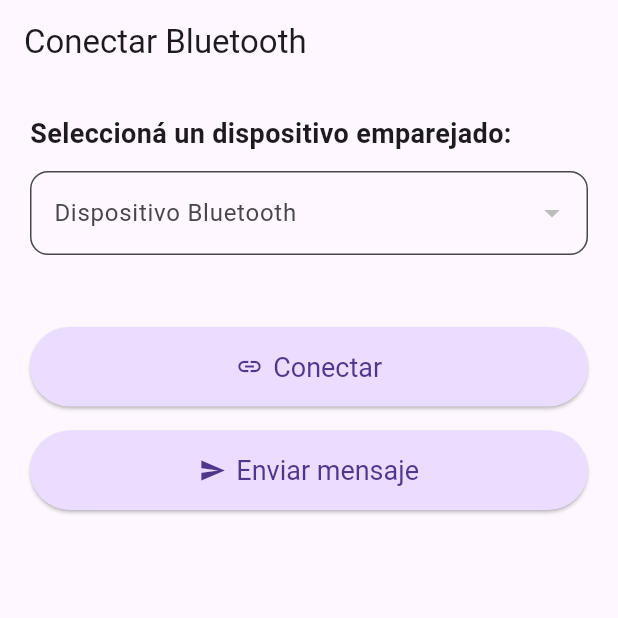
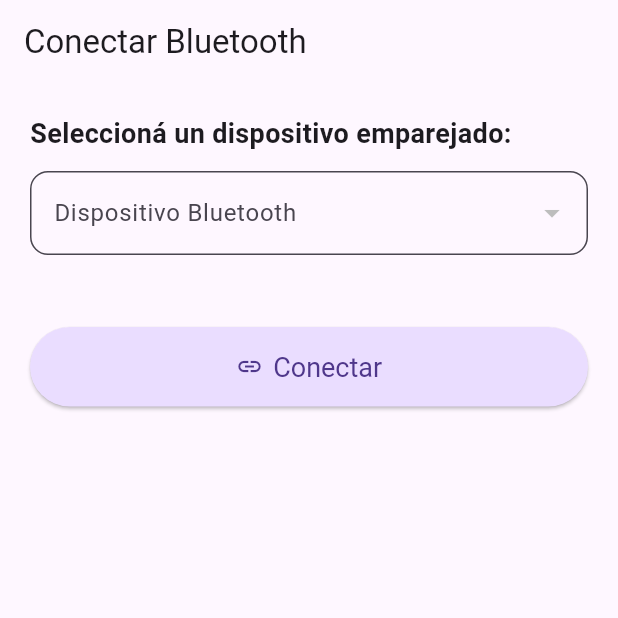
Before and after one commit to JuanRomanOtero10/flutter_proyecto_final, a Flutter app: the BluetoothScreen screen opened by its route, after a tap on "Conectar", on a phone screen of 412 x 824 dp, the top half of it. Run offline on Flutter 3.47's test engine with Material 3 defaults, Android fonts, the phone set to English and light mode, and no system bars; our stand-ins replace flutter_bluetooth_serial, flutter_riverpod, go_router, permission_handler.

Commit message:
Corrección bluetooth

```diff
--- a/flutter_proyecto_final/lib/Presentation/Screens/bluetooth.dart
+++ b/flutter_proyecto_final/lib/Presentation/Screens/bluetooth.dart
@@ -64,7 +64,7 @@ class _BluetoothScreenState extends ConsumerState<BluetoothScreen> {
           bluetoothService.connectedDevice?.address == _selectedDevice!.address) {
         ScaffoldMessenger.of(context).showSnackBar(
           SnackBar(
-            content: Text('Ya conectado a ${_selectedDevice!.name ?? _selectedDevice!.address}'),
+            content: Text('Ya conectado a tu ${_selectedDevice!.name ?? _selectedDevice!.address}'),
             backgroundColor: Colors.green,
             duration: const Duration(seconds: 2),
           ),
@@ -78,7 +78,7 @@ class _BluetoothScreenState extends ConsumerState<BluetoothScreen> {
         SnackBar(
           content: Text(
             conectado
-                ? 'Conectado a ${_selectedDevice!.name ?? _selectedDevice!.address}'
+                ? 'Conectado a tu ${_selectedDevice!.name ?? _selectedDevice!.address}'
                 : 'No se pudo conectar',
           ),
           backgroundColor: conectado ? Colors.green : Colors.red,
@@ -88,11 +88,7 @@ class _BluetoothScreenState extends ConsumerState<BluetoothScreen> {
     }
   }
 
-  void _sendMessage() {
-    final mensaje =   "LED_ON";
-    final bluetoothService = ref.read(bluetoothServiceProvider);
-    bluetoothService.sendData("$mensaje\n");
-  }
+
 
   @override
   Widget build(BuildContext context) {
@@ -168,24 +164,13 @@ class _BluetoothScreenState extends ConsumerState<BluetoothScreen> {
               icon: const Icon(Icons.link),
               label: const Text("Conectar"),
               style: ElevatedButton.styleFrom(
-                backgroundColor: Theme.of(context).colorScheme.primaryContainer, // más seguro que color fijo
-                foregroundColor: Theme.of(context).colorScheme.onPrimaryContainer,
-                padding: const EdgeInsets.symmetric(vertical: 16),
-                textStyle: const TextStyle(fontSize: 18),
-              ),
-            ),
-            const SizedBox(height: 16),
-            ElevatedButton.icon(
-              onPressed: _sendMessage,
-              icon: const Icon(Icons.send),
-              label: const Text("Enviar mensaje"),
-              style: ElevatedButton.styleFrom(
                 backgroundColor: Theme.of(context).colorScheme.primaryContainer,
                 foregroundColor: Theme.of(context).colorScheme.onPrimaryContainer,
                 padding: const EdgeInsets.symmetric(vertical: 16),
                 textStyle: const TextStyle(fontSize: 18),
               ),
             ),
+
           ],
         ),
       ),
```
